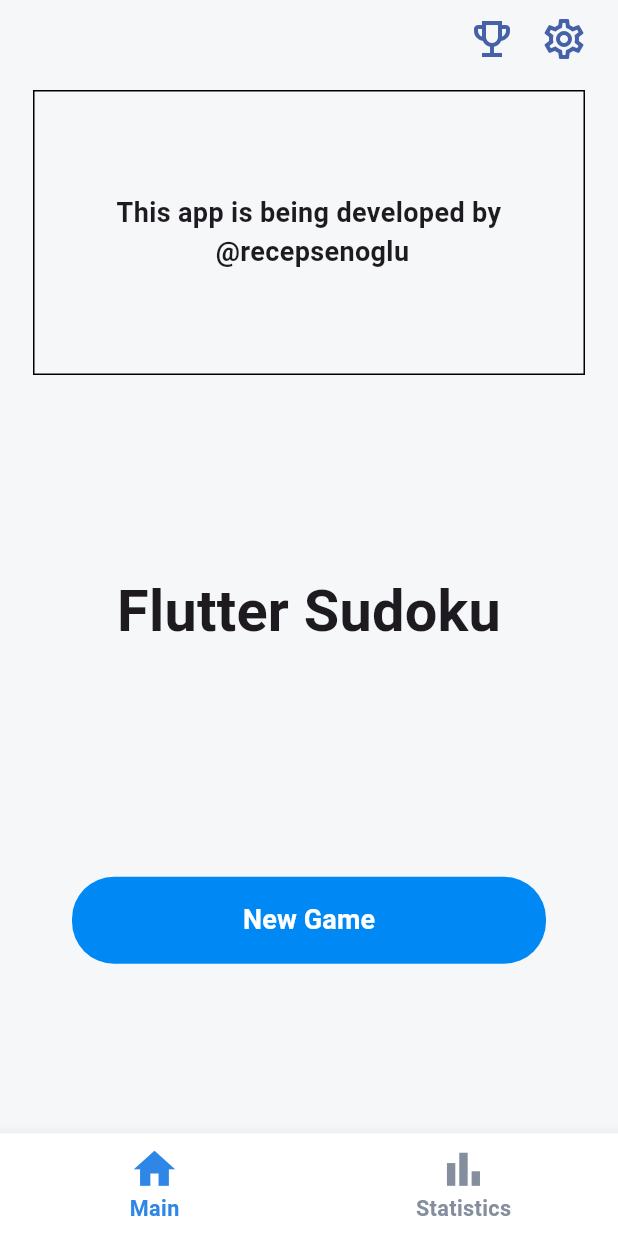
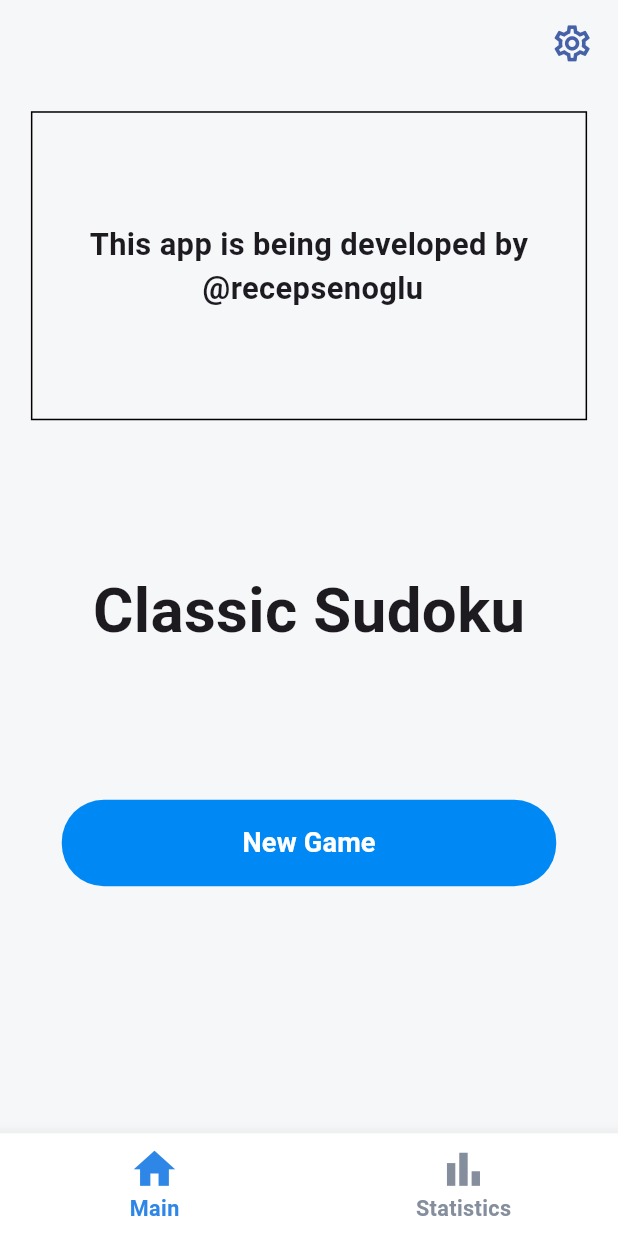
Before and after one commit to recepsenoglu/Flutter_Sudoku, a Flutter app: the screen it shows after launch, on a phone screen of 412 x 824 dp. Run offline on Flutter 3.47's test engine with Material 3 defaults, Android fonts, the phone set to English and light mode, and no system bars; our stand-ins replace shared_preferences.

Commit message:
main screen sizes fixed

```diff
--- a/lib/main.dart
+++ b/lib/main.dart
@@ -20,6 +20,7 @@ class MyApp extends StatelessWidget {
 
     return MaterialApp(
       title: 'Sudoku',
+      debugShowCheckedModeBanner: false,
       theme: ThemeData(primarySwatch: Colors.blue),
       navigatorKey: GameRoutes.navigatorKey,
       onGenerateRoute: GameRoutes.generateRoute,
--- a/lib/screens/main_screen/main_screen.dart
+++ b/lib/screens/main_screen/main_screen.dart
@@ -1,14 +1,16 @@
 import 'package:flutter/material.dart';
 import 'package:flutter/services.dart';
-import 'package:flutter_sudoku/utils/app_strings.dart';
-import 'package:flutter_sudoku/models/game_model.dart';
-import 'package:flutter_sudoku/screens/main_screen/main_screen_provider.dart';
-import 'package:flutter_sudoku/services/game_routes.dart';
-import 'package:flutter_sudoku/utils/app_colors.dart';
-import 'package:flutter_sudoku/utils/app_text_styles.dart';
-import 'package:flutter_sudoku/widgets/app_bar_action_button.dart';
-import 'package:flutter_sudoku/widgets/button/rounded_button/rounded_button.dart';
 import 'package:provider/provider.dart';
+
+import '../../models/game_model.dart';
+import '../../services/game_routes.dart';
+import '../../utils/app_colors.dart';
+import '../../utils/app_strings.dart';
+import '../../utils/app_text_styles.dart';
+import '../../utils/game_sizes.dart';
+import '../../widgets/app_bar_action_button.dart';
+import '../../widgets/button/rounded_button/rounded_button.dart';
+import 'main_screen_provider.dart';
 
 class MainScreen extends StatelessWidget {
   const MainScreen({this.savedGame, super.key});
@@ -21,47 +23,40 @@ class MainScreen extends StatelessWidget {
       backgroundColor: AppColors.mainScreenBg,
       appBar: AppBar(
         elevation: 0,
-        toolbarHeight: 52,
+        toolbarHeight: GameSizes.getHeight(0.07),
         backgroundColor: AppColors.mainScreenBg,
         systemOverlayStyle: SystemUiOverlayStyle.dark,
         leading: const SizedBox.shrink(),
         actions: [
           AppBarActionButton(
-            onPressed: () {},
-            icon: Icons.emoji_events_outlined,
-            iconSize: 32,
-          ),
-          AppBarActionButton(
             onPressed: () =>
                 GameRoutes.goTo(GameRoutes.optionsScreen, enableBack: true),
             icon: Icons.settings_outlined,
-            iconSize: 32,
+            iconSize: GameSizes.getHeight(0.035),
           ),
-          const SizedBox(width: 12),
+          SizedBox(width: GameSizes.getWidth(0.02)),
         ],
       ),
       body: ChangeNotifierProvider<MainScreenProvider>(
         create: (context) => MainScreenProvider(savedGame: savedGame),
         child: Consumer<MainScreenProvider>(builder: (context, provider, _) {
           return Padding(
-            padding: const EdgeInsets.symmetric(horizontal: 22, vertical: 8),
+            padding: GameSizes.getSymmetricPadding(0.05, 0.02),
             child: Column(
+              mainAxisAlignment: MainAxisAlignment.spaceBetween,
               children: [
                 const ChallengeAndEvents(),
                 const GameTitle(),
-                Expanded(
-                  child: Padding(
-                    padding: const EdgeInsets.symmetric(horizontal: 26),
+                Container(
+                  height: GameSizes.getHeight(0.25),
+                  padding: GameSizes.getHorizontalPadding(0.05),
                   child: Column(
-                      children: [
-                        Expanded(
-                          child: Column(
-                            mainAxisAlignment: MainAxisAlignment.center,
                     children: [
                       Visibility(
                           visible: provider.isThereASavedGame,
                           child: Padding(
-                                    padding: const EdgeInsets.only(bottom: 16),
+                            padding: EdgeInsets.only(
+                                bottom: GameSizes.getHeight(0.02)),
                             child: RoundedButton(
                               buttonText: AppStrings.continueGame,
                               subText: provider.continueGameButtonText,
@@ -72,18 +67,10 @@ class MainScreen extends StatelessWidget {
                       RoundedButton(
                         buttonText: AppStrings.newGame,
                         whiteButton: provider.isThereASavedGame,
-                                elevation: provider.isThereASavedGame ? 2 : 0,
+                        elevation: provider.isThereASavedGame ? 5 : 0,
                         onPressed: provider.newGame,
                       ),
                     ],
-                          ),
-                        ),
-                        const SizedBox(
-                          height: 86,
-                          width: double.infinity,
-                        ),
-                      ],
-                    ),
                   ),
                 ),
               ],
@@ -96,19 +83,19 @@ class MainScreen extends StatelessWidget {
 }
 
 class GameTitle extends StatelessWidget {
-  const GameTitle({
-    super.key,
-  });
+  const GameTitle({super.key});
 
   @override
   Widget build(BuildContext context) {
     return Padding(
-      padding: const EdgeInsets.symmetric(vertical: 130, horizontal: 56),
+      padding: GameSizes.getHorizontalPadding(0.05),
       child: FittedBox(
         child: Center(
           child: Text(
             AppStrings.gameTitle,
-            style: AppTextStyles.mainScreenTitle,
+            style: AppTextStyles.mainScreenTitle.copyWith(
+              fontSize: GameSizes.getHeight(0.05),
+            ),
           ),
         ),
       ),
@@ -117,24 +104,22 @@ class GameTitle extends StatelessWidget {
 }
 
 class ChallengeAndEvents extends StatelessWidget {
-  const ChallengeAndEvents({
-    super.key,
-  });
+  const ChallengeAndEvents({super.key});
 
   @override
   Widget build(BuildContext context) {
     return Container(
-      height: 190,
+      height: GameSizes.getHeight(0.25),
       width: double.infinity,
-      padding: const EdgeInsets.all(16),
+      padding: GameSizes.getPadding(0.02),
       decoration: BoxDecoration(border: Border.all()),
-      child: const Center(
+      child: Center(
         child: Text(
           'This app is being developed by \n @recepsenoglu',
           textAlign: TextAlign.center,
           style: TextStyle(
             fontWeight: FontWeight.bold,
-            fontSize: 18,
+            fontSize: GameSizes.getHeight(0.025),
           ),
         ),
       ),
--- a/lib/utils/app_strings.dart
+++ b/lib/utils/app_strings.dart
@@ -38,7 +38,7 @@ class AppStrings {
   static const statistics = 'Statistics';
 
   // Main Screen
-  static const gameTitle = 'Flutter Sudoku';
+  static const gameTitle = 'Classic Sudoku';
   static const continueGame = 'Continue Game';
 
   // Statistics Screen
--- a/lib/widgets/button/rounded_button/rounded_button.dart
+++ b/lib/widgets/button/rounded_button/rounded_button.dart
@@ -1,6 +1,7 @@
 import 'package:flutter/material.dart';
 import 'package:flutter_sudoku/utils/app_colors.dart';
 import 'package:flutter_sudoku/utils/app_text_styles.dart';
+import 'package:flutter_sudoku/utils/game_sizes.dart';
 
 class RoundedButton extends StatelessWidget {
   const RoundedButton({
@@ -12,6 +13,8 @@ class RoundedButton extends StatelessWidget {
     this.disabled = false,
     this.whiteButton = false,
     this.elevation = 0,
+    this.textSize,
+    this.subTextSize,
     super.key,
   });
 
@@ -23,6 +26,8 @@ class RoundedButton extends StatelessWidget {
   final bool disabled;
   final bool whiteButton;
   final double elevation;
+  final double? textSize;
+  final double? subTextSize;
 
   @override
   Widget build(BuildContext context) {
@@ -32,10 +37,9 @@ class RoundedButton extends StatelessWidget {
         backgroundColor:
             !whiteButton ? AppColors.roundedButton : AppColors.buttonText,
         disabledBackgroundColor: AppColors.buttonDisabled,
-        padding: const EdgeInsets.symmetric(vertical: 2, horizontal: 8),
-        maximumSize: const Size(double.infinity, 58),
-        shape:
-            RoundedRectangleBorder(borderRadius: BorderRadius.circular(28)),
+        padding: GameSizes.getSymmetricPadding(0.02, 0.0015),
+        maximumSize: Size(double.infinity, GameSizes.getHeight(0.07)),
+        shape: RoundedRectangleBorder(borderRadius: GameSizes.getRadius(28)),
         elevation: elevation,
         foregroundColor: !whiteButton
             ? AppColors.buttonText
@@ -53,17 +57,18 @@ class RoundedButton extends StatelessWidget {
                   style: getTextStyle(),
                 ),
                 if (subIcon != null || subText != null) ...[
-                  const SizedBox(height: 4),
+                  SizedBox(height: GameSizes.getHeight(0.005)),
                   Row(
-                    crossAxisAlignment: CrossAxisAlignment.start,
+                    crossAxisAlignment: CrossAxisAlignment.center,
                     children: [
                       if (subIcon != null) ...[
                         Padding(
-                          padding: const EdgeInsets.only(right: 4),
+                          padding:
+                              EdgeInsets.only(right: GameSizes.getWidth(0.015)),
                           child: Icon(
                             subIcon,
                             color: getIconColor(),
-                            size: 16,
+                            size: GameSizes.getHeight(0.02),
                           ),
                         ),
                       ],
@@ -79,10 +84,11 @@ class RoundedButton extends StatelessWidget {
               ],
             ),
             if (icon != null) ...[
-              const SizedBox(width: 11),
+              SizedBox(width: GameSizes.getWidth(0.02)),
               Icon(
                 icon,
                 color: getIconColor(),
+                size: GameSizes.getHeight(0.03),
               )
             ],
           ],
@@ -102,8 +108,10 @@ class RoundedButton extends StatelessWidget {
     }
 
     return !subText
-        ? textStyle
-        : AppTextStyles.buttonSubText.copyWith(color: textStyle.color);
+        ? textStyle.copyWith(fontSize: textSize ?? GameSizes.getHeight(0.022))
+        : AppTextStyles.buttonSubText.copyWith(
+            color: textStyle.color,
+            fontSize: subTextSize ?? GameSizes.getHeight(0.015));
   }
 
   Color getIconColor() {
```
Lines whose indentation alone changed are shown as unchanged.
